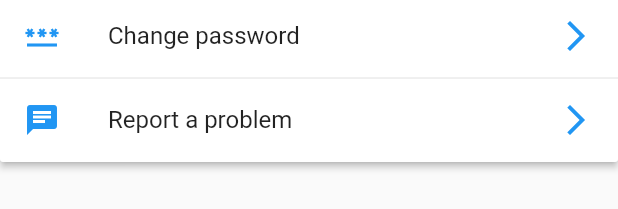
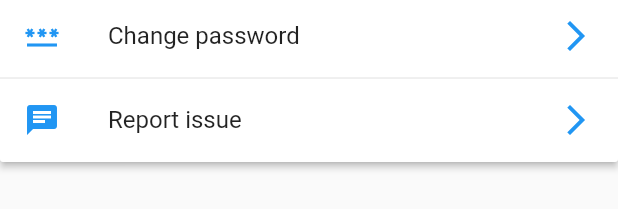
Before and after one commit to marcosfnlr/stonks, a Flutter app: the SecurityPanel widget shown alone on an empty page, opened directly, on a phone screen of 412 x 824 dp. Shown: the part 138-347 px from the top of the screen. Run offline on Flutter 3.47's test engine with Material 2 defaults, Android fonts, the phone set to English and light mode, and no system bars; network calls fail.

Commit message:
Update security message

```diff
--- a/lib/security_panel.dart
+++ b/lib/security_panel.dart
@@ -45,7 +45,7 @@ class _SecurityPanelState extends State<SecurityPanel> {
                   ),
                   const ListTile(
                     leading: Icon(Icons.chat),
-                    title: Text('Report a problem'),
+                    title: Text('Report issue'),
                     trailing: Icon(Icons.arrow_forward_ios),
                   ),
                 ],
```
